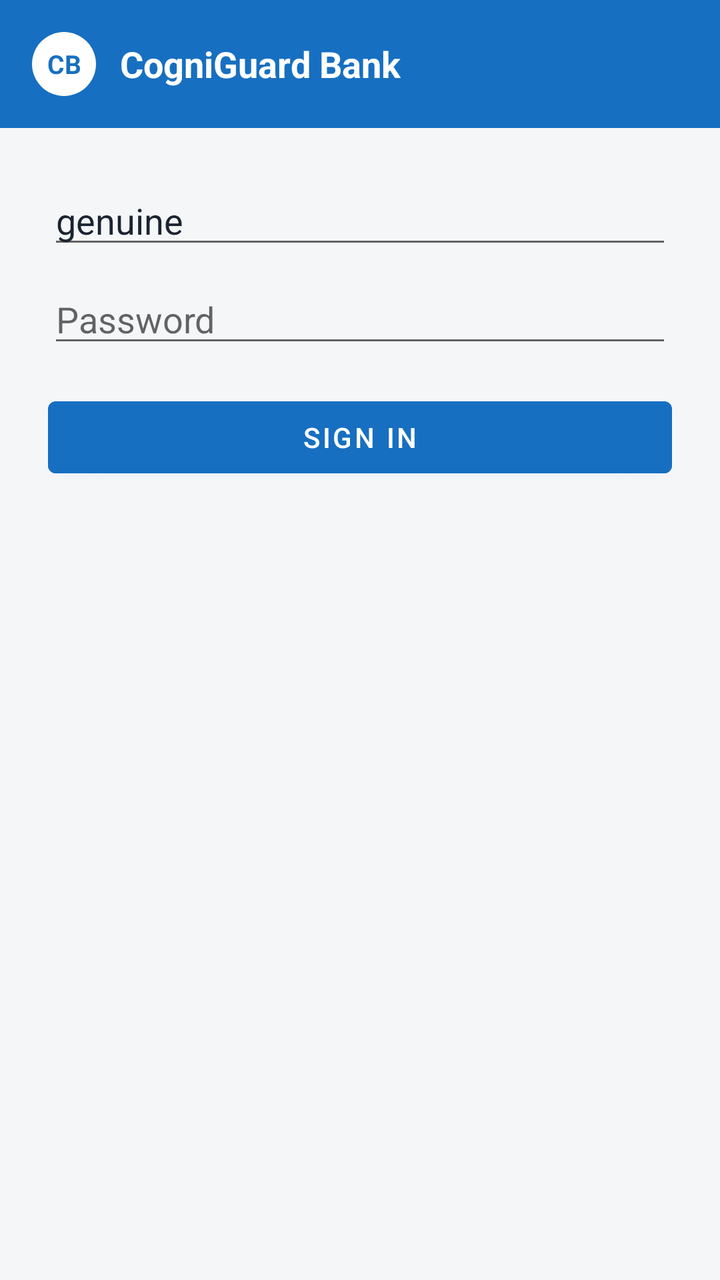
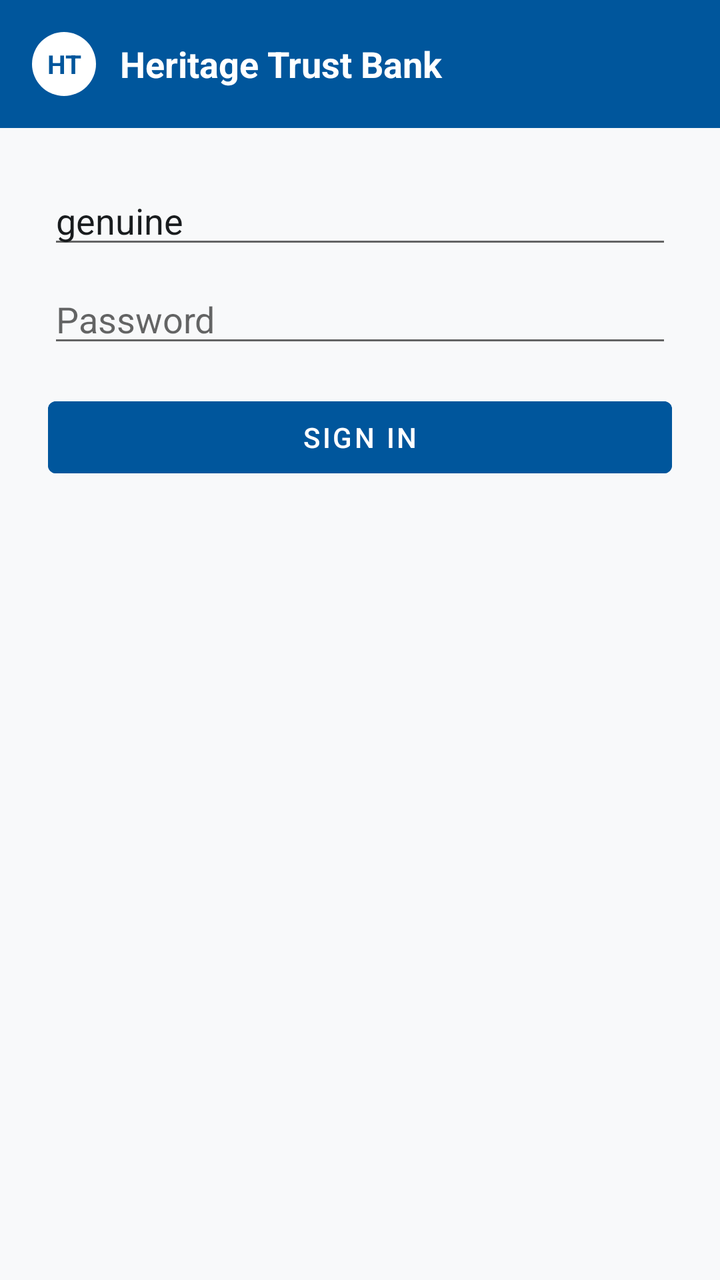

Screens rendered from an Android XML layout before and after an edit, with the pre-edit source and the edit as a unified diff.
<!-- AndroidManifest.xml: application theme Theme.CogniGuardDemo -->
<!-- res/layout/activity_login.xml -->
<?xml version="1.0" encoding="utf-8"?>
<LinearLayout xmlns:android="http://schemas.android.com/apk/res/android"
    android:layout_width="match_parent"
    android:layout_height="match_parent"
    android:orientation="vertical"
    android:background="@color/cbi_surface">

    <LinearLayout
        android:layout_width="match_parent"
        android:layout_height="wrap_content"
        android:orientation="horizontal"
        android:gravity="center_vertical"
        android:background="@color/cbi_primary"
        android:padding="16dp">

        <TextView
            android:layout_width="32dp"
            android:layout_height="32dp"
            android:background="@drawable/bg_logo_circle"
            android:gravity="center"
            android:text="CB"
            android:textColor="@color/cbi_primary"
            android:textSize="13sp"
            android:textStyle="bold" />

        <TextView
            android:layout_width="wrap_content"
            android:layout_height="wrap_content"
            android:layout_marginStart="12dp"
            android:text="@string/app_name"
            android:textColor="@color/white"
            android:textSize="18sp"
            android:textStyle="bold" />
    </LinearLayout>

    <LinearLayout
        android:layout_width="match_parent"
        android:layout_height="match_parent"
        android:orientation="vertical"
        android:padding="24dp">

        <EditText
            android:id="@+id/usernameInput"
            android:layout_width="match_parent"
            android:layout_height="wrap_content"
            android:hint="Username"
            android:inputType="text"
            android:text="genuine" />

        <EditText
            android:id="@+id/passwordInput"
            android:layout_width="match_parent"
            android:layout_height="wrap_content"
            android:layout_marginTop="8dp"
            android:hint="Password"
            android:inputType="textPassword" />

        <Button
            android:id="@+id/loginButton"
            android:layout_width="match_parent"
            android:layout_height="wrap_content"
            android:layout_marginTop="16dp"
            android:backgroundTint="@color/cbi_primary"
            android:text="Sign in"
            android:textColor="@color/white" />

        <TextView
            android:id="@+id/statusText"
            android:layout_width="match_parent"
            android:layout_height="wrap_content"
            android:layout_marginTop="16dp"
            android:textColor="@color/cbi_accent" />

        
        <TextView
            android:id="@+id/calibrationText"
            android:layout_width="match_parent"
            android:layout_height="wrap_content"
            android:layout_marginTop="12dp"
            android:textColor="@color/cbi_primary_dark" />

        
        <TextView
            android:id="@+id/trustText"
            android:layout_width="match_parent"
            android:layout_height="wrap_content"
            android:layout_marginTop="4dp"
            android:textColor="@color/cbi_text" />
    </LinearLayout>
</LinearLayout>
<!-- resources referenced by this layout -->
<resources>
  <color name="cbi_accent">#CE0F3E</color>
  <color name="cbi_primary">#176FC1</color>
  <color name="cbi_primary_dark">#125A9C</color>
  <color name="cbi_surface">#F4F6F8</color>
  <color name="cbi_text">#1A2330</color>
  <color name="white">#FFFFFF</color>
  <!-- drawable bg_logo_circle (drawable) -->
  <?xml version="1.0" encoding="utf-8"?>
  <shape xmlns:android="http://schemas.android.com/apk/res/android"
      android:shape="oval">
      <solid android:color="@color/white" />
  </shape>
  <string name="app_name">CogniGuard Bank</string>
  <style name="Theme.CogniGuardDemo" parent="Theme.MaterialComponents.Light.NoActionBar">
          <item name="colorPrimary">@color/cbi_primary</item>
          <item name="colorPrimaryDark">@color/cbi_primary_dark</item>
          <item name="colorAccent">@color/cbi_accent</item>
          <item name="colorSecondary">@color/cbi_accent</item>
          <item name="android:windowBackground">@color/cbi_surface</item>
          <item name="android:textColorPrimary">@color/cbi_text</item>
      </style>
</resources>

<!-- the commit's change to res/layout/activity_login.xml (unified diff, before → after) -->
@@ -18,7 +18,7 @@
             android:layout_height="32dp"
             android:background="@drawable/bg_logo_circle"
             android:gravity="center"
-            android:text="CB"
+            android:text="HT"
             android:textColor="@color/cbi_primary"
             android:textSize="13sp"
             android:textStyle="bold" />
<!-- resource entries referenced after the edit -->
@@ -1,10 +1,10 @@
 <!-- resources referenced by this layout -->
 <resources>
-  <color name="cbi_accent">#CE0F3E</color>
-  <color name="cbi_primary">#176FC1</color>
-  <color name="cbi_primary_dark">#125A9C</color>
-  <color name="cbi_surface">#F4F6F8</color>
-  <color name="cbi_text">#1A2330</color>
+  <color name="cbi_accent">#BA0035</color>
+  <color name="cbi_primary">#00569C</color>
+  <color name="cbi_primary_dark">#004B87</color>
+  <color name="cbi_surface">#F8F9FA</color>
+  <color name="cbi_text">#191C1E</color>
   <color name="white">#FFFFFF</color>
   <!-- drawable bg_logo_circle (drawable) -->
   <?xml version="1.0" encoding="utf-8"?>
@@ -12,7 +12,7 @@
       android:shape="oval">
       <solid android:color="@color/white" />
   </shape>
-  <string name="app_name">CogniGuard Bank</string>
+  <string name="app_name">Heritage Trust Bank</string>
   <style name="Theme.CogniGuardDemo" parent="Theme.MaterialComponents.Light.NoActionBar">
           <item name="colorPrimary">@color/cbi_primary</item>
           <item name="colorPrimaryDark">@color/cbi_primary_dark</item>
